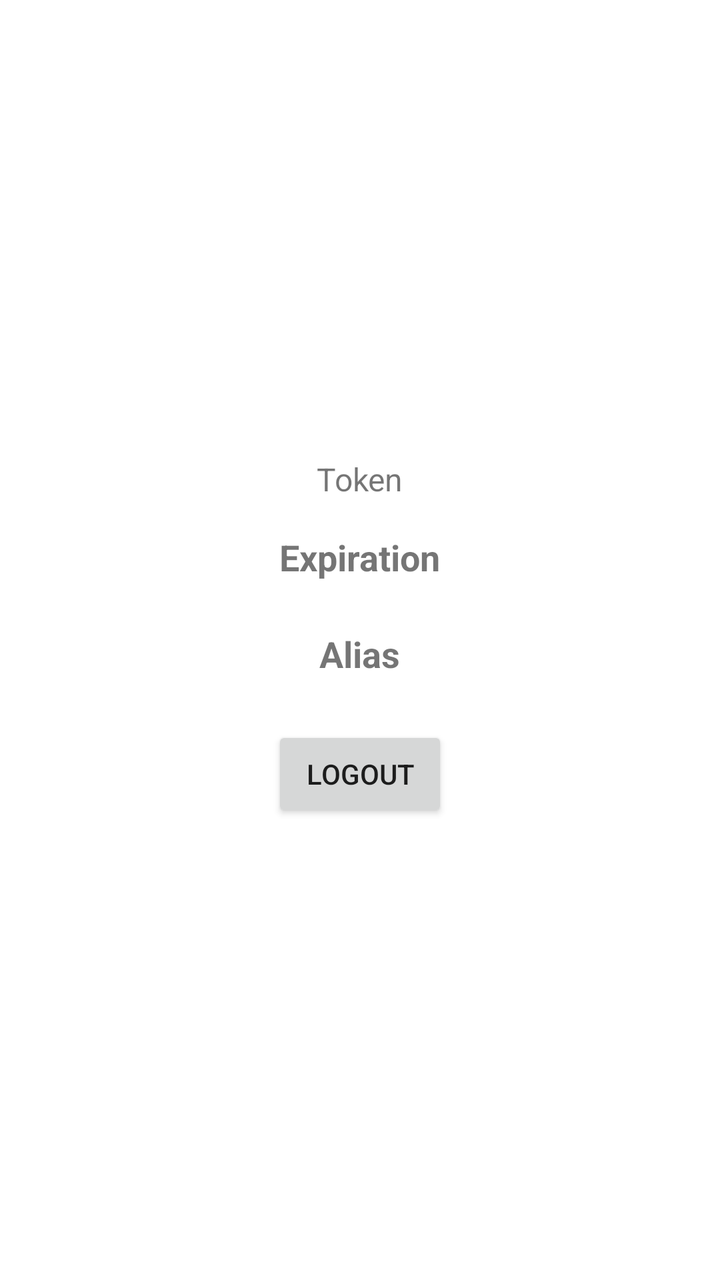
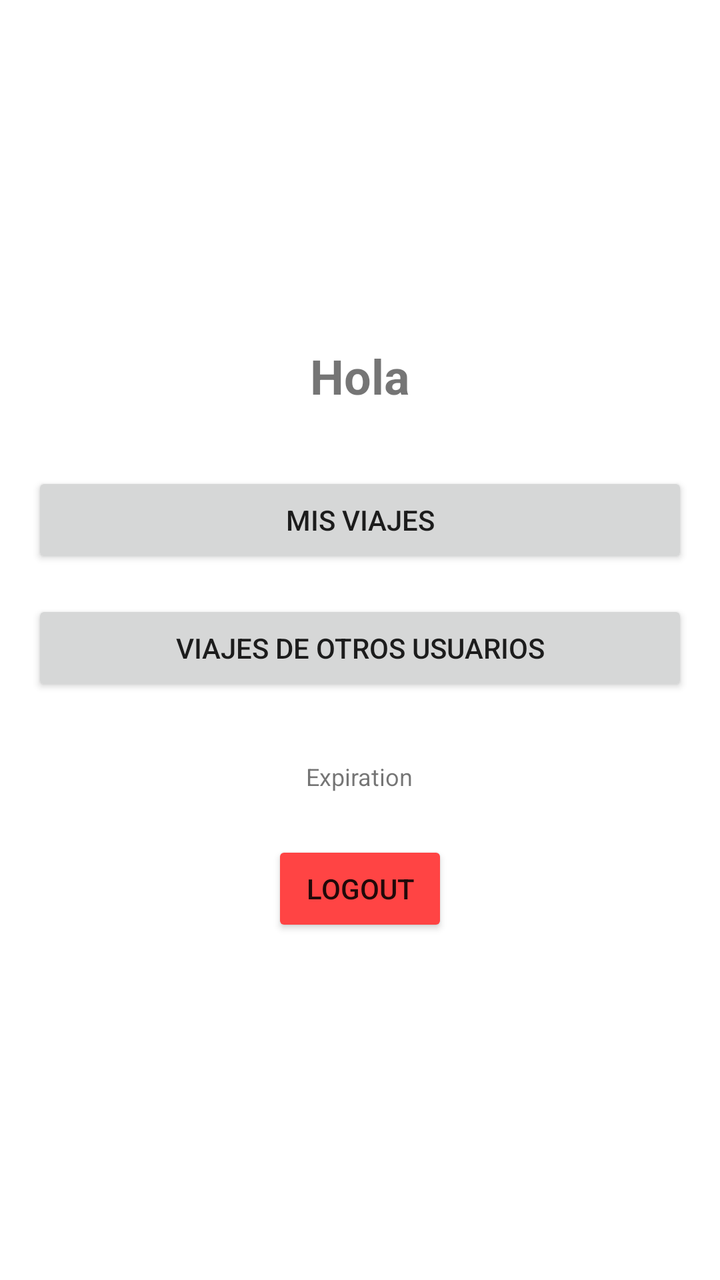

Screens rendered from an Android XML layout before and after an edit, with the pre-edit source and the edit as a unified diff.
<!-- AndroidManifest.xml: application theme Theme.LoginApp -->
<!-- res/layout/activity_token_info.xml -->
<?xml version="1.0" encoding="utf-8"?>
<LinearLayout xmlns:android="http://schemas.android.com/apk/res/android"
    android:layout_width="match_parent"
    android:layout_height="match_parent"
    android:orientation="vertical"
    android:padding="16dp"
    android:gravity="center">

    <TextView
        android:id="@+id/tv_token"
        android:layout_width="wrap_content"
        android:layout_height="wrap_content"
        android:text="Token"
        android:textSize="16sp"
        android:layout_marginBottom="16dp"/>

    <TextView
        android:id="@+id/tv_expiration"
        android:layout_width="wrap_content"
        android:layout_height="wrap_content"
        android:text="Expiration"
        android:textSize="18sp"
        android:textStyle="bold"
        android:layout_marginBottom="24dp"/>

    <TextView
        android:id="@+id/tv_alias"
        android:layout_width="wrap_content"
        android:layout_height="wrap_content"
        android:text="Alias"
        android:textSize="18sp"
        android:textStyle="bold"
        android:layout_marginBottom="24dp"/>

    <Button
        android:id="@+id/btn_logout"
        android:layout_width="wrap_content"
        android:layout_height="wrap_content"
        android:text="Logout" />

</LinearLayout>
<!-- resources referenced by this layout -->
<resources>
  <style name="Theme.LoginApp" parent="Theme.MaterialComponents.DayNight.DarkActionBar">
          
          <item name="colorPrimary">@color/purple_500</item>
          <item name="colorPrimaryVariant">@color/purple_700</item>
          <item name="colorOnPrimary">@color/white</item>
          
          <item name="colorSecondary">@color/teal_200</item>
          <item name="colorSecondaryVariant">@color/teal_700</item>
          <item name="colorOnSecondary">@color/black</item>
          
          <item name="android:statusBarColor">?attr/colorPrimaryVariant</item>
          
      </style>
  <color name="purple_500">#FF6200EE</color>
  <color name="purple_700">#FF3700B3</color>
  <color name="white">#FFFFFFFF</color>
  <color name="teal_200">#FF03DAC5</color>
  <color name="teal_700">#FF018786</color>
  <color name="black">#FF000000</color>
</resources>

<!-- the commit's change to res/layout/activity_token_info.xml (unified diff, before → after) -->
@@ -1,4 +1,3 @@
-<?xml version="1.0" encoding="utf-8"?>
 <LinearLayout xmlns:android="http://schemas.android.com/apk/res/android"
     android:layout_width="match_parent"
     android:layout_height="match_parent"
@@ -7,35 +6,51 @@
     android:gravity="center">
 
     <TextView
+        android:id="@+id/tv_alias"
+        android:layout_width="wrap_content"
+        android:layout_height="wrap_content"
+        android:text="Hola"
+        android:textSize="24sp"
+        android:textStyle="bold"
+        android:layout_marginBottom="32dp"/>
+
+    <Button
+        android:id="@+id/btn_my_trips"
+        android:layout_width="match_parent"
+        android:layout_height="wrap_content"
+        android:text="Mis viajes"
+        android:layout_marginBottom="16dp"/>
+
+    <Button
+        android:id="@+id/btn_other_trips"
+        android:layout_width="match_parent"
+        android:layout_height="wrap_content"
+        android:text="Viajes de otros usuarios"
+        android:layout_marginBottom="32dp"/>
+
+    
+    <TextView
         android:id="@+id/tv_token"
         android:layout_width="wrap_content"
         android:layout_height="wrap_content"
         android:text="Token"
-        android:textSize="16sp"
-        android:layout_marginBottom="16dp"/>
+        android:textSize="12sp"
+        android:visibility="gone" 
+        android:layout_marginBottom="8dp"/>
 
     <TextView
         android:id="@+id/tv_expiration"
         android:layout_width="wrap_content"
         android:layout_height="wrap_content"
         android:text="Expiration"
-        android:textSize="18sp"
-        android:textStyle="bold"
-        android:layout_marginBottom="24dp"/>
-
-    <TextView
-        android:id="@+id/tv_alias"
-        android:layout_width="wrap_content"
-        android:layout_height="wrap_content"
-        android:text="Alias"
-        android:textSize="18sp"
-        android:textStyle="bold"
+        android:textSize="12sp"
         android:layout_marginBottom="24dp"/>
 
     <Button
         android:id="@+id/btn_logout"
         android:layout_width="wrap_content"
         android:layout_height="wrap_content"
-        android:text="Logout" />
+        android:text="Logout"
+        android:backgroundTint="@android:color/holo_red_light"/>
 
 </LinearLayout>
